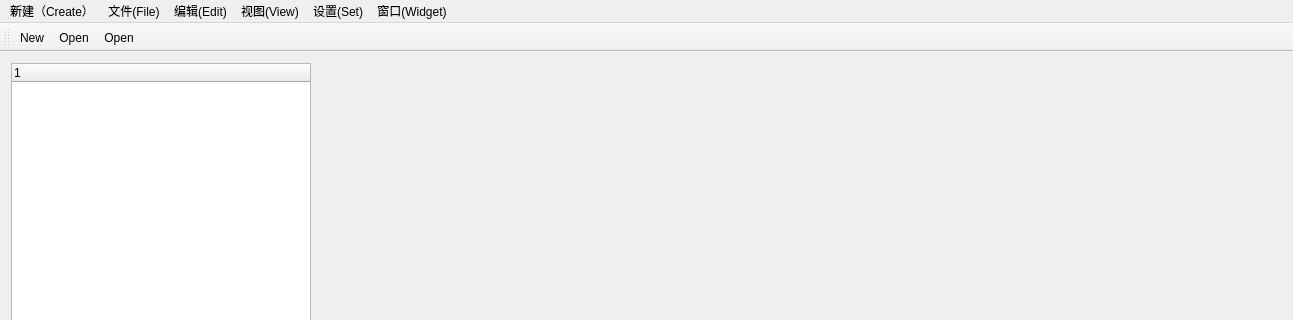
This is TW/InterFace.ui in Shixuku/Tower-Visual as Qt 5 draws it before an edit; both pictures show x 0 to 1293 and y 0 to 320 of the 1293 by 830 pixel window. The edited form follows.
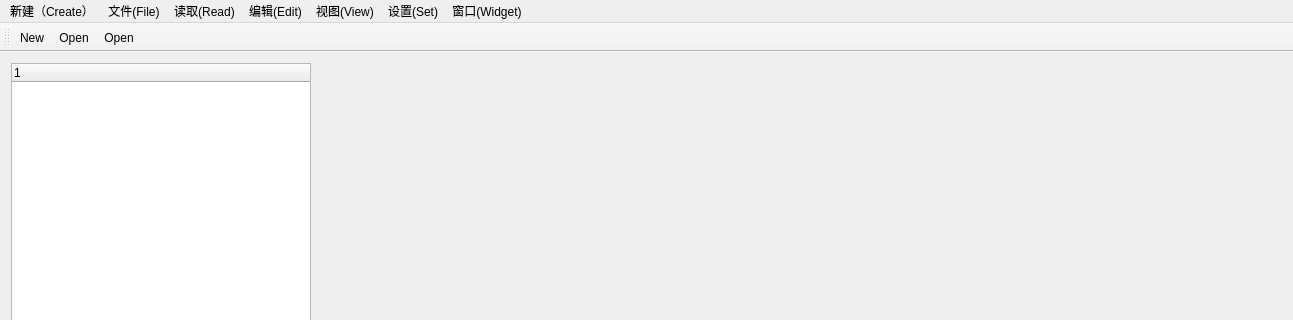
This is the edited form. Icons and pictures are not drawn.

```diff
--- a/TW/InterFace.ui
+++ b/TW/InterFace.ui
@@ -147,8 +147,15 @@
     </widget>
     <addaction name="menuPart"/>
    </widget>
+   <widget class="QMenu" name="menu_Read">
+    <property name="title">
+     <string>读取(Read)</string>
+    </property>
+    <addaction name="actionduqudaoxian"/>
+   </widget>
    <addaction name="menu_Create"/>
    <addaction name="menu"/>
+   <addaction name="menu_Read"/>
    <addaction name="menu_2"/>
    <addaction name="menu_View"/>
    <addaction name="menu_Set"/>
```
Left out of the diff: 20 changed lines with no effect on the pictures.
